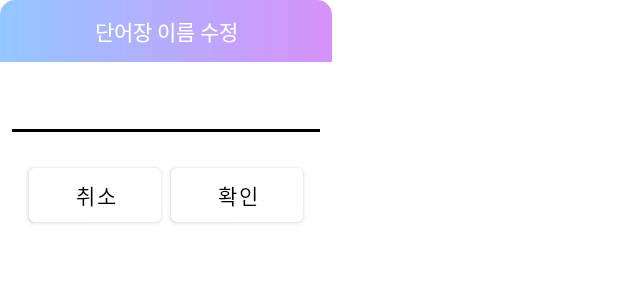
After one commit to TTC1018/MyEngVoc, an Android app: the layout dialog_edit_my_dic.xml on its own in the app's theme, with its tools: preview values and no code run, on a phone screen of 412 x 824 dp. The commit adds this screen. Shown: the top 300 px of the screen. Run offline under Robolectric (Android 15) with nearby library versions, the phone set to English and light mode, and no system bars; network calls fail.

Commit message:
MyDic Dialog 취소버튼 구현
OK버튼 구현필요

```diff
--- a/app/src/main/java/com/example/hwengvoc/MyDicActivity.kt
+++ b/app/src/main/java/com/example/hwengvoc/MyDicActivity.kt
@@ -60,7 +60,6 @@ class MyDicActivity : AppCompatActivity() {
         val intent = Intent()
         intent.putExtra("count", vocData.size)
         setResult(Activity.RESULT_OK, intent)
-
         finish()
         super.onBackPressed()
     }
--- /dev/null
+++ b/app/src/main/res/drawable/dialog_radius.xml
@@ -0,0 +1,6 @@
+<?xml version="1.0" encoding="utf-8"?>
+<shape xmlns:android="http://schemas.android.com/apk/res/android"
+            android:shape="rectangle">
+            <solid android:color="?attr/colorPrimary"/>
+            <corners android:radius="10dp"/>
+</shape>
--- /dev/null
+++ b/app/src/main/res/drawable/gradient_dialog_head.xml
@@ -0,0 +1,14 @@
+<?xml version="1.0" encoding="utf-8"?>
+<layer-list xmlns:android="http://schemas.android.com/apk/res/android">
+    <item>
+        <shape
+            android:shape="rectangle">
+            <gradient
+                android:startColor="#d791fc"
+                android:endColor="#94c7ff"
+                android:angle="180"/>
+            <corners android:topLeftRadius="10dp"
+                android:topRightRadius="10dp"/>
+        </shape>
+    </item>
+</layer-list>
--- /dev/null
+++ b/app/src/main/res/layout/dialog_edit_my_dic.xml
@@ -0,0 +1,56 @@
+<?xml version="1.0" encoding="utf-8"?>
+<LinearLayout xmlns:android="http://schemas.android.com/apk/res/android"
+    android:layout_width="wrap_content"
+    android:layout_height="wrap_content"
+    android:orientation="vertical"
+    android:background="@drawable/dialog_radius">
+    <TextView
+        android:layout_width="match_parent"
+        android:layout_height="wrap_content"
+        android:padding="10dp"
+        android:scaleType="center"
+        android:background="@drawable/gradient_dialog_head"
+        android:text="단어장 이름 수정"
+        android:textAlignment="center"
+        android:layout_gravity="center"
+        android:textColor="?attr/colorPrimary" />
+
+    <EditText
+        android:id="@+id/dicNameEditText"
+        android:layout_width="match_parent"
+        android:layout_height="wrap_content"
+        android:layout_marginLeft="4dp"
+        android:layout_marginTop="8dp"
+        android:layout_marginRight="4dp"
+        android:layout_marginBottom="8dp"
+        android:contentDescription="단어장 이름"
+        android:textColor="?attr/colorOnPrimary"
+        android:ems="10"
+        android:inputType="text"
+        android:singleLine="true" />
+
+    <LinearLayout
+        android:id="@+id/diaBtnLay"
+        android:layout_width="match_parent"
+        android:layout_height="match_parent"
+        android:gravity="center"
+        android:orientation="horizontal">
+
+        <Button
+            android:id="@+id/diaCancelBtn"
+            android:layout_width="wrap_content"
+            android:layout_height="match_parent"
+            android:layout_margin="3dp"
+            android:text="취소"
+            android:textColor="?attr/colorOnPrimary" />
+
+        <Button
+            android:id="@+id/diaOKBtn"
+            android:layout_width="wrap_content"
+            android:layout_height="match_parent"
+            android:layout_margin="3dp"
+            android:text="확인"
+            android:textColor="?attr/colorOnPrimary" />
+    </LinearLayout>
+
+</LinearLayout>
--- a/app/src/main/res/layout/fragment_my_dic.xml
+++ b/app/src/main/res/layout/fragment_my_dic.xml
@@ -32,7 +32,7 @@
             android:layout_marginBottom="21dp"
             android:layout_weight="1"
             android:padding="5dp"
-            android:text="편집할 단어장을 길게 눌러주세요"
+            android:text="편집할 단어장을 선택해주세요"
             android:textAlignment="center"
             android:textColor="?attr/colorOnPrimary"
             android:visibility="gone" />
@@ -45,7 +45,7 @@
             android:layout_marginTop="21dp"
             android:layout_marginRight="15dp"
             android:layout_marginBottom="21dp"
-            android:background="@drawable/gradient_radius"
+            android:background="@drawable/gradient_btn"
             android:elevation="10dp"
             android:outlineAmbientShadowColor="?attr/colorOnPrimary"
             android:outlineSpotShadowColor="?attr/colorOnPrimary"
--- a/app/src/main/res/layout/fragment_search.xml
+++ b/app/src/main/res/layout/fragment_search.xml
@@ -30,7 +30,7 @@
             android:layout_marginRight="7dp"
             android:layout_marginBottom="21dp"
             android:singleLine="true"
-            android:background="@drawable/gradient_radius"
+            android:background="@drawable/gradient_btn"
             android:elevation="10dp"
             android:ems="14"
             android:inputType="text"
@@ -56,7 +56,7 @@
             android:layout_marginTop="20dp"
             android:layout_marginRight="15dp"
             android:layout_marginBottom="20dp"
-            android:background="@drawable/gradient_radius"
+            android:background="@drawable/gradient_btn"
             android:elevation="10dp"
             android:outlineAmbientShadowColor="?attr/colorOnPrimary"
             android:outlineSpotShadowColor="?attr/colorOnPrimary"
--- a/app/src/main/res/values/style.xml
+++ b/app/src/main/res/values/style.xml
@@ -6,4 +6,7 @@
         <item name="android:background">@drawable/underline</item>
         <item name="android:padding">10dp</item>
     </style>
+    <style name="CustomMyDicAlertDialog" parent="Theme.AppCompat.Light.Dialog.Alert">
+        <item name="android:windowBackground">@drawable/dialog_radius</item>
+    </style>
 </resources>
```
Also changed, not shown: app/src/main/java/com/example/hwengvoc/MyDicFragment.kt (+72 -21 lines), app/src/main/res/drawable/gradient_btn.xml (added, +14 -0 lines), app/src/main/res/drawable/gradient_radius.xml (deleted, +0 -27 lines).
